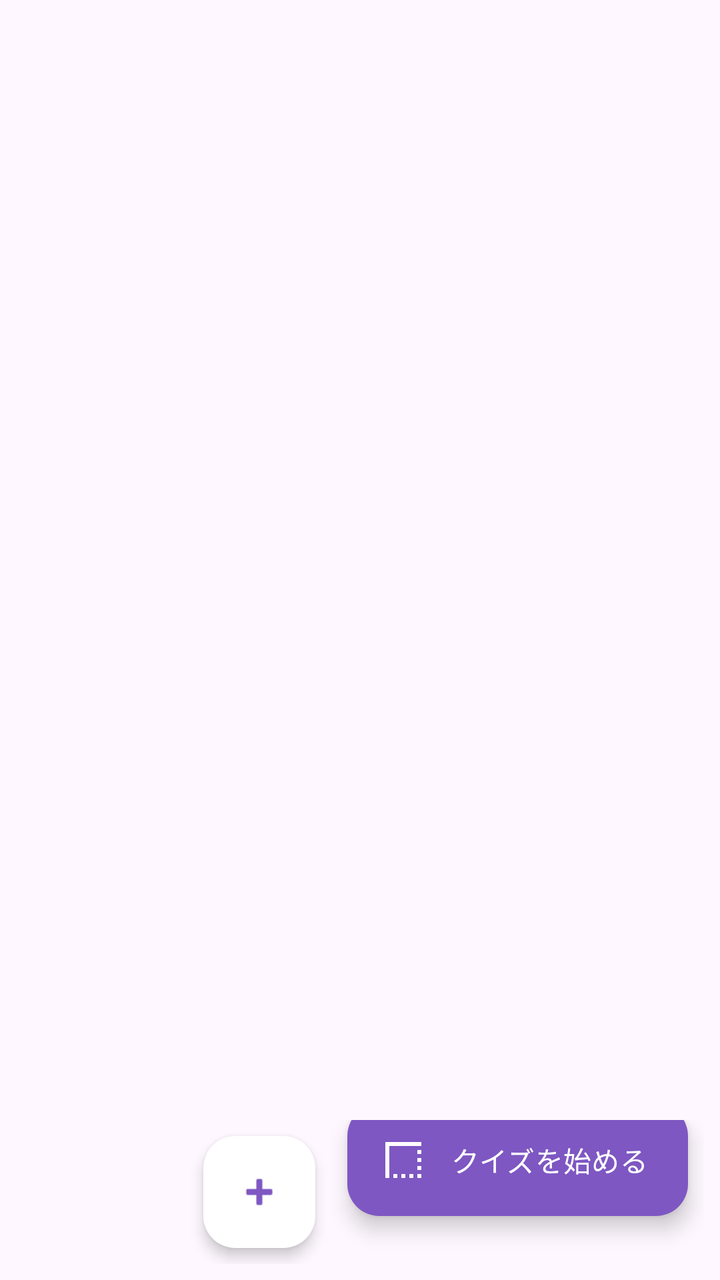
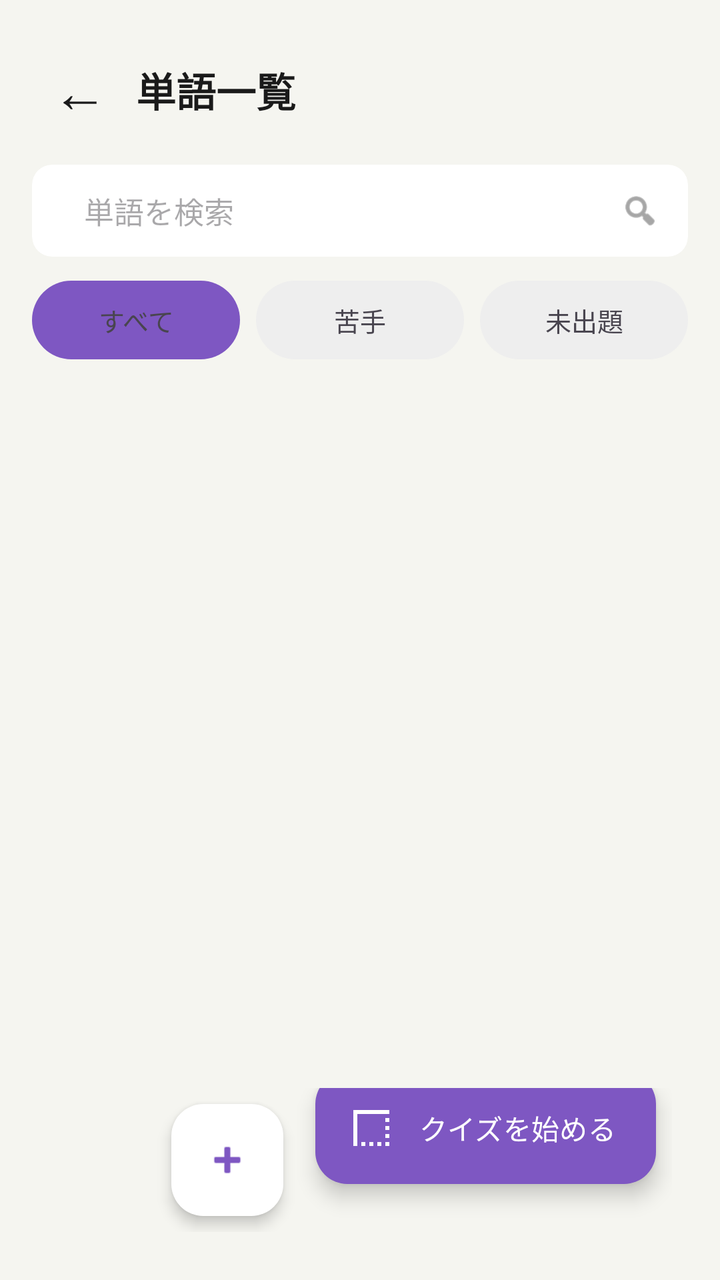

Two renders of the same Android screen: before a commit and after it. Below are the layout's source before the change and the commit's diff.
<!-- AndroidManifest.xml: application theme Theme.WordQuizBattle -->
<!-- res/layout/fragment_word_list.xml -->
<?xml version="1.0" encoding="utf-8"?>
<LinearLayout xmlns:android="http://schemas.android.com/apk/res/android"
    xmlns:app="http://schemas.android.com/apk/res-auto"
    android:layout_width="match_parent"
    android:layout_height="match_parent"
    android:orientation="vertical">

    <androidx.recyclerview.widget.RecyclerView
        android:id="@+id/rvWords"
        android:layout_width="match_parent"
        android:layout_height="0dp"
        android:layout_weight="1"
        android:padding="8dp" />

    <LinearLayout
        android:layout_width="match_parent"
        android:layout_height="wrap_content"
        android:orientation="horizontal"
        android:gravity="end|bottom"
        android:padding="8dp">

        <com.google.android.material.floatingactionbutton.FloatingActionButton
            android:id="@+id/fabAddWord"
            android:layout_width="wrap_content"
            android:layout_height="wrap_content"
            android:layout_margin="8dp"
            android:src="@android:drawable/ic_input_add"
            app:backgroundTint="@color/white"
            app:tint="@color/main_purple"
            app:borderWidth="0dp"
            app:elevation="4dp"
            android:contentDescription="@string/add_word" />

        <com.google.android.material.floatingactionbutton.ExtendedFloatingActionButton
            android:id="@+id/fabStartQuiz"
            android:layout_width="wrap_content"
            android:layout_height="wrap_content"
            android:layout_margin="8dp"
            android:text="@string/start_quiz"
            android:textColor="@color/white"
            app:icon="@drawable/ic_cards"
            app:iconTint="@color/white"
            app:backgroundTint="@color/main_purple"
            app:elevation="4dp" />

    </LinearLayout>

</LinearLayout>
<!-- resources referenced by this layout -->
<resources>
  <color name="main_purple">#7E57C2</color>
  <color name="white">#FFFFFF</color>
  <!-- drawable ic_cards (drawable) -->
  <vector xmlns:android="http://schemas.android.com/apk/res/android" android:height="24dp" android:tint="#000000" android:viewportHeight="960" android:viewportWidth="960" android:width="24dp">
        
      <path android:fillColor="@android:color/white" android:pathData="M280,840L280,760L360,760L360,840L280,840ZM440,840L440,760L520,760L520,840L440,840ZM600,840L600,760L680,760L680,840L600,840ZM760,840L760,760L840,760L840,840L760,840ZM760,680L760,600L840,600L840,680L760,680ZM760,520L760,440L840,440L840,520L760,520ZM760,360L760,280L840,280L840,360L760,360ZM120,840L120,120L840,120L840,200L200,200L200,840L120,840Z"/>
      
  </vector>
  <string name="add_word">単語を追加</string>
  <string name="start_quiz">クイズを始める</string>
  <style name="Theme.WordQuizBattle" parent="Base.Theme.WordQuizBattle" />
  <style name="Base.Theme.WordQuizBattle" parent="Theme.Material3.DayNight.NoActionBar">
          
          
      </style>
</resources>

<!-- the commit's change to res/layout/fragment_word_list.xml (unified diff, before → after) -->
@@ -3,14 +3,127 @@
     xmlns:app="http://schemas.android.com/apk/res-auto"
     android:layout_width="match_parent"
     android:layout_height="match_parent"
-    android:orientation="vertical">
+    android:orientation="vertical"
+    android:background="@color/background"
+    android:padding="16dp">
+
+    
+    <LinearLayout
+        android:layout_width="match_parent"
+        android:layout_height="wrap_content"
+        android:orientation="horizontal"
+        android:gravity="center_vertical"
+        android:layout_marginBottom="8dp">
+
+        <TextView
+            android:id="@+id/btnBack"
+            android:layout_width="wrap_content"
+            android:layout_height="wrap_content"
+            android:text="←"
+            android:textSize="28sp"
+            android:textColor="@color/text_primary"
+            android:padding="10dp"
+            android:background="?attr/selectableItemBackgroundBorderless"
+            android:contentDescription="@string/back" />
+
+        <TextView
+            android:layout_width="wrap_content"
+            android:layout_height="wrap_content"
+            android:text="@string/word_list_title"
+            android:textSize="20sp"
+            android:textStyle="bold"
+            android:textColor="@color/text_primary"
+            android:layout_marginStart="4dp" />
+
+    </LinearLayout>
+
+    
+    <androidx.cardview.widget.CardView
+        android:layout_width="match_parent"
+        android:layout_height="wrap_content"
+        android:layout_marginBottom="12dp"
+        app:cardCornerRadius="10dp"
+        app:cardElevation="0dp"
+        app:cardBackgroundColor="@color/white">
+
+        <LinearLayout
+            android:layout_width="match_parent"
+            android:layout_height="wrap_content"
+            android:orientation="horizontal"
+            android:gravity="center_vertical"
+            android:paddingStart="14dp"
+            android:paddingEnd="14dp">
+
+            <EditText
+                android:id="@+id/etSearchWord"
+                android:layout_width="0dp"
+                android:layout_height="wrap_content"
+                android:layout_weight="1"
+                android:padding="12dp"
+                android:hint="@string/search_word_hint"
+                android:textSize="15sp"
+                android:background="@null"
+                android:inputType="text"
+                android:maxLines="1" />
+
+            <ImageView
+                android:layout_width="20dp"
+                android:layout_height="20dp"
+                android:src="@android:drawable/ic_menu_search"
+                android:contentDescription="@string/search_icon_desc"
+                app:tint="@color/text_secondary" />
+        </LinearLayout>
+    </androidx.cardview.widget.CardView>
+
+    
+    <LinearLayout
+        android:layout_width="match_parent"
+        android:layout_height="wrap_content"
+        android:orientation="horizontal"
+        android:layout_marginBottom="12dp">
+
+        <TextView
+            android:id="@+id/tabAll"
+            android:layout_width="0dp"
+            android:layout_height="wrap_content"
+            android:layout_weight="1"
+            android:layout_marginEnd="8dp"
+            android:text="@string/filter_all"
+            android:gravity="center"
+            android:padding="10dp"
+            android:textSize="13sp"
+            android:background="@drawable/tab_selected" />
+
+        <TextView
+            android:id="@+id/tabWeak"
+            android:layout_width="0dp"
+            android:layout_height="wrap_content"
+            android:layout_weight="1"
+            android:layout_marginEnd="8dp"
+            android:text="@string/filter_weak"
+            android:gravity="center"
+            android:padding="10dp"
+            android:textSize="13sp"
+            android:background="@drawable/tab_unselected" />
+
+        <TextView
+            android:id="@+id/tabUnseen"
+            android:layout_width="0dp"
+            android:layout_height="wrap_content"
+            android:layout_weight="1"
+            android:text="@string/filter_unseen"
+            android:gravity="center"
+            android:padding="10dp"
+            android:textSize="13sp"
+            android:background="@drawable/tab_unselected" />
+
+    </LinearLayout>
 
     <androidx.recyclerview.widget.RecyclerView
         android:id="@+id/rvWords"
         android:layout_width="match_parent"
         android:layout_height="0dp"
-        android:layout_weight="1"
-        android:padding="8dp" />
+        android:layout_weight="1" />
 
     <LinearLayout
         android:layout_width="match_parent"
<!-- resource entries referenced after the edit -->
@@ -1,6 +1,9 @@
 <!-- resources referenced by this layout -->
 <resources>
+  <color name="background">#F5F5F0</color>
   <color name="main_purple">#7E57C2</color>
+  <color name="text_primary">#1A1A1A</color>
+  <color name="text_secondary">#6B6B6B</color>
   <color name="white">#FFFFFF</color>
   <!-- drawable ic_cards (drawable) -->
   <vector xmlns:android="http://schemas.android.com/apk/res/android" android:height="24dp" android:tint="#000000" android:viewportHeight="960" android:viewportWidth="960" android:width="24dp">
@@ -8,8 +11,29 @@
       <path android:fillColor="@android:color/white" android:pathData="M280,840L280,760L360,760L360,840L280,840ZM440,840L440,760L520,760L520,840L440,840ZM600,840L600,760L680,760L680,840L600,840ZM760,840L760,760L840,760L840,840L760,840ZM760,680L760,600L840,600L840,680L760,680ZM760,520L760,440L840,440L840,520L760,520ZM760,360L760,280L840,280L840,360L760,360ZM120,840L120,120L840,120L840,200L200,200L200,840L120,840Z"/>
       
   </vector>
+  <!-- drawable tab_selected (drawable) -->
+  <?xml version="1.0" encoding="utf-8"?>
+  <shape xmlns:android="http://schemas.android.com/apk/res/android"
+      android:shape="rectangle">
+      <corners android:radius="20dp" />
+      <solid android:color="#7E57C2" />
+  </shape>
+  <!-- drawable tab_unselected (drawable) -->
+  <?xml version="1.0" encoding="utf-8"?>
+  <shape xmlns:android="http://schemas.android.com/apk/res/android"
+      android:shape="rectangle">
+      <corners android:radius="20dp" />
+      <solid android:color="#EEEEEE" />
+  </shape>
   <string name="add_word">単語を追加</string>
+  <string name="back">戻る</string>
+  <string name="filter_all">すべて</string>
+  <string name="filter_unseen">未出題</string>
+  <string name="filter_weak">苦手</string>
+  <string name="search_icon_desc">検索</string>
+  <string name="search_word_hint">単語を検索</string>
   <string name="start_quiz">クイズを始める</string>
+  <string name="word_list_title">単語一覧</string>
   <style name="Theme.WordQuizBattle" parent="Base.Theme.WordQuizBattle" />
   <style name="Base.Theme.WordQuizBattle" parent="Theme.Material3.DayNight.NoActionBar">
           
